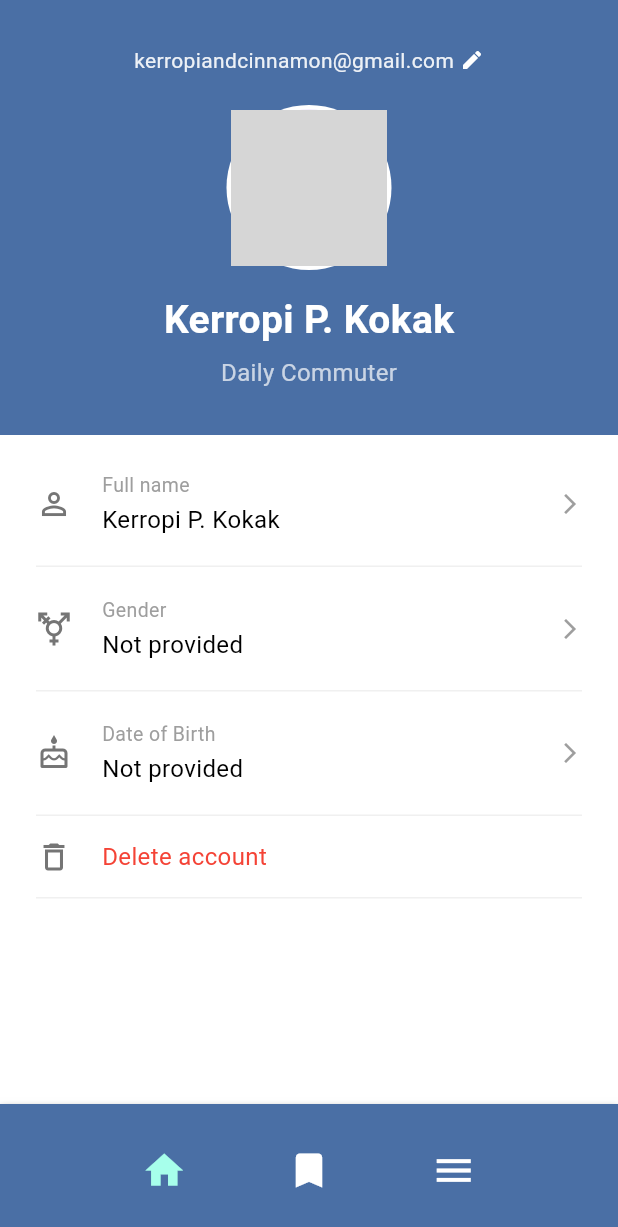
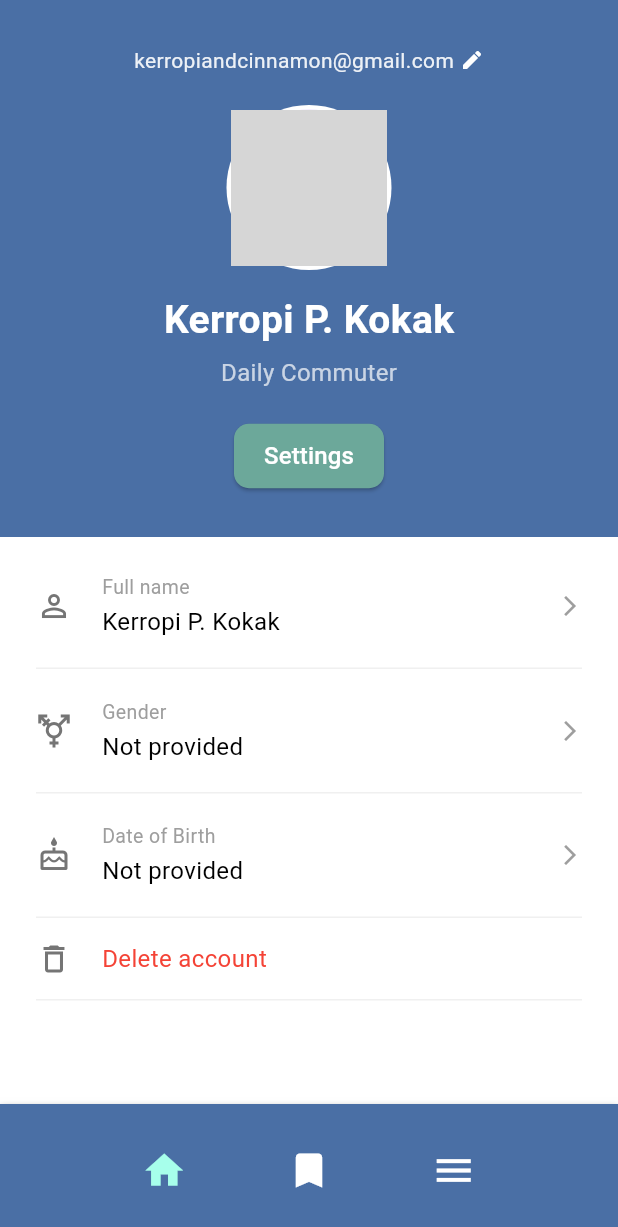
Before and after one commit to charissejamien/Zapac, a Flutter app: the ProfilePage screen opened directly, on a phone screen of 412 x 824 dp. Shown: the top 1227 px of the screen. Run offline on Flutter 3.47's test engine with Material 3 defaults, Android fonts, the phone set to English and light mode, and no system bars; our stand-ins replace cloud_firestore, firebase_core, geolocator, google_maps_flutter; missing offline and left inert: flutter_polyline_points; accounts and stored records are empty; network calls fail; grey boxes are pictures that could not be loaded.

Commit message:
Added Controls to Profile page and Settings

```diff
--- a/lib/profile_page.dart
+++ b/lib/profile_page.dart
@@ -1,7 +1,9 @@
+// lib/profile_page.dart
 import 'package:flutter/material.dart';
-import 'dashboard.dart'; // Remove this line
-import 'bottom_navbar.dart'; // Add this line to directly import BottomNavBar
-import 'auth_screen.dart'; // Import your login screen file
+import 'dashboard.dart';
+import 'bottom_navbar.dart';
+import 'auth_screen.dart';
+import 'settings_page.dart'; // Import the new settings page
 
 class ProfilePage extends StatefulWidget {
   const ProfilePage({super.key});
@@ -10,7 +12,6 @@ class ProfilePage extends StatefulWidget {
 }
 
 class _ProfilePageState extends State<ProfilePage> {
-  // --- your profile state
   String _firstName = 'Kerropi';
   String _middleName = 'P.';
   String _lastName = 'Kokak';
@@ -19,29 +20,24 @@ class _ProfilePageState extends State<ProfilePage> {
   String? _selectedGender;
   DateTime? _selectedDateOfBirth;
 
-  // --- your brand colors
   static const Color primaryColor = Color(0xFF4A6FA5);
   static const Color accentYellow = Color(0xFFFFD700);
   static const Color orangeLineColor = Color(0xFFF4BE6C);
   static const Color greenButtonColor = Color(0xFF6CA89A);
   static const Color coralRed = Color(0xFFE97C7C);
 
-  // Add a state variable for the selected index of the BottomNavBar
-  int _selectedIndex = 0; // Default to the first tab
+  int _selectedIndex = 0;
 
   void _onItemTapped(int index) {
     setState(() {
       _selectedIndex = index;
     });
-    // Add navigation logic here based on the index
     if (index == 0) {
-      // Assuming index 0 is the Dashboard
       Navigator.pushReplacement(
         context,
         MaterialPageRoute(builder: (context) => const Dashboard()),
       );
     }
-    // You can add more navigation logic for other indices as needed
   }
 
   @override
@@ -110,6 +106,27 @@ class _ProfilePageState extends State<ProfilePage> {
             'Daily Commuter',
             style: TextStyle(color: Colors.white70, fontSize: 16),
           ),
+          const SizedBox(height: 20),
+          ElevatedButton(
+            onPressed: () {
+              // Navigate to the SettingsPage
+              Navigator.push(
+                context,
+                MaterialPageRoute(builder: (context) => const SettingsPage()),
+              );
+            },
+            style: ElevatedButton.styleFrom(
+              backgroundColor: greenButtonColor,
+              padding: const EdgeInsets.symmetric(horizontal: 20, vertical: 10),
+              shape: RoundedRectangleBorder(
+                borderRadius: BorderRadius.circular(10),
+              ),
+            ),
+            child: const Text(
+              'Settings',
+              style: TextStyle(fontSize: 16, color: Colors.white),
+            ),
+          ),
         ],
       ),
     );
@@ -146,7 +163,6 @@ class _ProfilePageState extends State<ProfilePage> {
               onTap: () => _selectDateOfBirth(context),
             ),
             const SizedBox(height: 15),
-            // wrap your existing red row in an InkWell
             InkWell(
               onTap: () => _showDeleteAccountDialog(context),
               child: const _InfoRow(
@@ -161,7 +177,6 @@ class _ProfilePageState extends State<ProfilePage> {
     );
   }
 
-  // ——————— Change Email dialog (as before) ———————
   void _showChangeEmailDialog(BuildContext context) {
     final newEmailController = TextEditingController(text: _email);
     final newPasswordController = TextEditingController();
@@ -264,7 +279,6 @@ class _ProfilePageState extends State<ProfilePage> {
     );
   }
 
-  // ——————— Delete Account dialog ———————
   void _showDeleteAccountDialog(BuildContext context) {
     String? reason;
     final options = [
@@ -302,7 +316,6 @@ class _ProfilePageState extends State<ProfilePage> {
                   ),
                   const SizedBox(height: 24),
 
-                  // radio options
                   ...options.map((opt) {
                     return RadioListTile<String>(
                       title: Text(
@@ -318,19 +331,15 @@ class _ProfilePageState extends State<ProfilePage> {
                   }).toList(),
 
                   const SizedBox(height: 24),
-                  // delete button
                   SizedBox(
                     width: double.infinity,
                     child: TextButton(
                       onPressed: () {
-                        // TODO: call your delete-account API, then:
-                        // Navigator.of(ctx).pop(); // Remove this line
                         Navigator.pushAndRemoveUntil(
-                          // Add this line
                           context,
                           MaterialPageRoute(
                             builder: (context) => AuthScreen(),
-                          ), // Replace LoginScreen() with your actual login page widget
+                          ),
                           (Route<dynamic> route) => false,
                         );
                       },
@@ -354,7 +363,6 @@ class _ProfilePageState extends State<ProfilePage> {
     );
   }
 
-  // ——————— Full name bottom sheet (unchanged) ———————
   void _showEditFullNameSheet(BuildContext context) async {
     final firstCtrl = TextEditingController(text: _firstName);
     final middleCtrl = TextEditingController(text: _middleName);
@@ -442,7 +450,6 @@ class _ProfilePageState extends State<ProfilePage> {
         _lastName = result['last']!;
       });
     }
-    // controllers get GC’d automatically
   }
 
   Widget _buildNameTextField({
@@ -466,7 +473,6 @@ class _ProfilePageState extends State<ProfilePage> {
     ),
   );
 
-  // ——————— Gender sheet & Date picker (unchanged) ———————
   void _showGenderSelectionDialog(BuildContext context) {
     String? temp = _selectedGender;
     showModalBottomSheet(
@@ -575,7 +581,6 @@ class _ProfilePageState extends State<ProfilePage> {
   }
 }
 
-/// Static info row (used for Delete account)
 class _InfoRow extends StatelessWidget {
   final IconData icon;
   final String? label;
@@ -618,7 +623,6 @@ class _InfoRow extends StatelessWidget {
   }
 }
 
-/// Tappable info row (Full name, Gender, DOB)
 class _TappableInfoRow extends StatelessWidget {
   final IconData icon;
   final String label;
```
Also changed, not shown: lib/dashboard.dart (+27 -4 lines), lib/settings_page.dart (added, +62 -0 lines).
